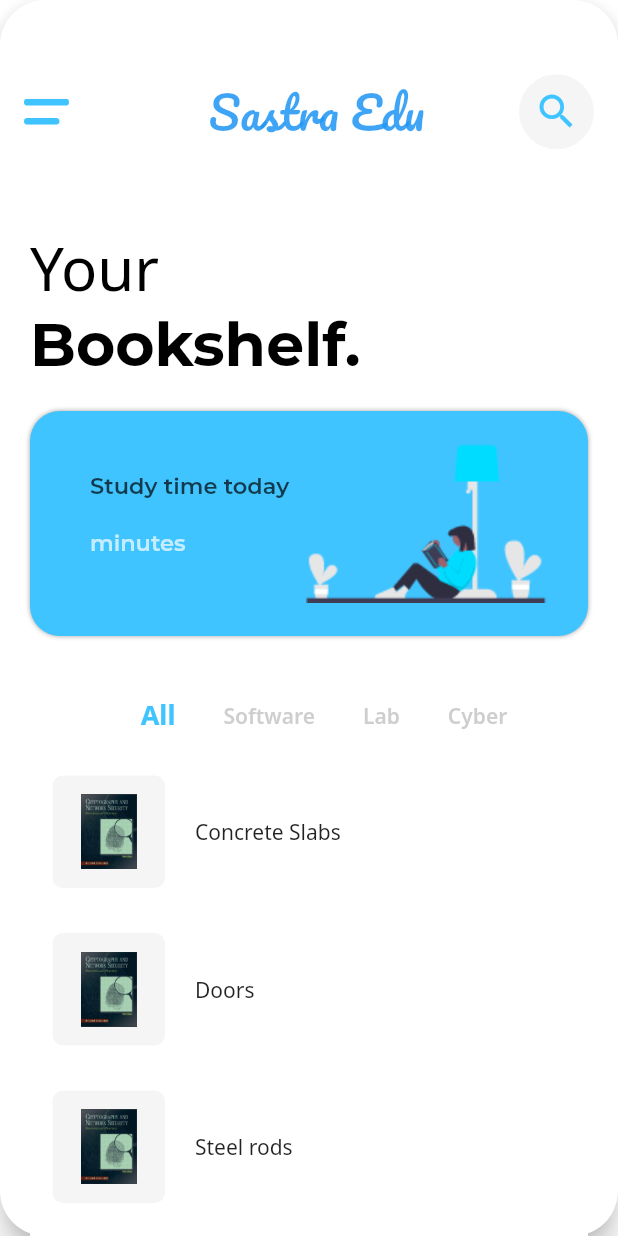
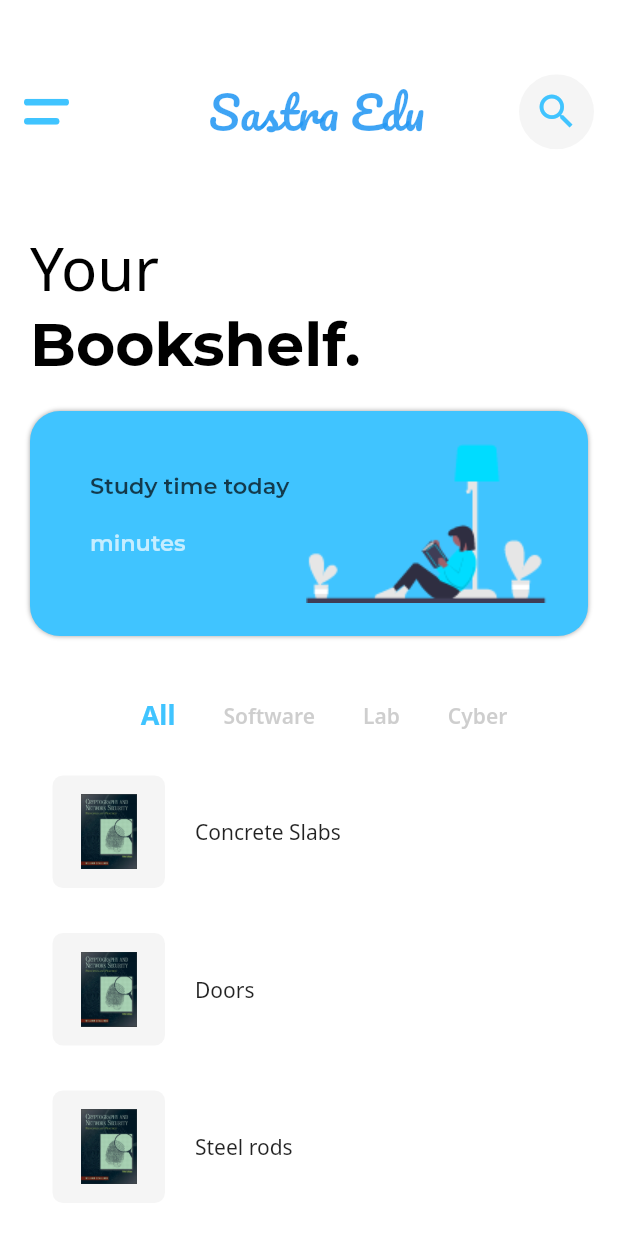
Before and after one commit to yahu1031/sastra-edu, a Flutter app: the AdminHome screen opened directly, on a phone screen of 412 x 824 dp. Run offline on Flutter 3.47's test engine with Material 2 defaults, Android fonts, the phone set to English and light mode, and no system bars; drawn by our look-alikes of shimmer; our stand-ins replace cloud_firestore, firebase_auth, flutter_svg, google_fonts; accounts and stored records are empty.

Commit message:
removed BorderRadius

```diff
--- a/lib/Home/admin.dart
+++ b/lib/Home/admin.dart
@@ -180,7 +180,6 @@ class _AdminHomeState extends State<AdminHome> with TickerProviderStateMixin {
         scale: _scaleAnimation,
         child: Material(
           animationDuration: duration,
-          borderRadius: BorderRadius.all(Radius.circular(30)),
           elevation: 8,
           color: backgroundColor,
           child: SingleChildScrollView(
```
